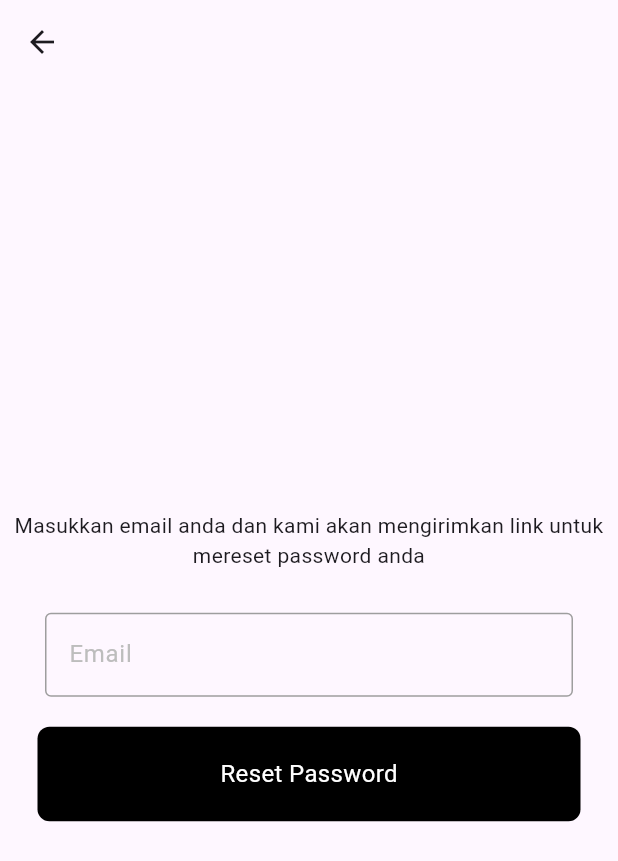
After one commit to ilmamhf/monitoring_app, a Flutter app: the screen it shows after launch, after a tap on "Forgot Password?", on a phone screen of 412 x 824 dp. The commit adds this screen. Shown: the top 861 px of the screen. Run offline on Flutter 3.47's test engine with Material 3 defaults, Android fonts, the phone set to English and light mode, and no system bars; our stand-ins replace cloud_firestore, firebase_auth, firebase_core, fl_chart; accounts and stored records are empty.

Commit message:
forgot password done

```diff
--- /dev/null
+++ b/lib/pages/forgot_password.dart
@@ -0,0 +1,96 @@
+import 'package:firebase_auth/firebase_auth.dart';
+import 'package:firebase_core/firebase_core.dart';
+import 'package:flutter/material.dart';
+
+import '../components/my_button.dart';
+import '../components/my_textfield.dart';
+
+class FormForgotPassword extends StatefulWidget {
+  FormForgotPassword({super.key});
+
+  @override
+  State<FormForgotPassword> createState() => _FormForgotPasswordState();
+}
+
+class _FormForgotPasswordState extends State<FormForgotPassword> {
+  // text editing controllers
+  final emailController = TextEditingController();
+
+  // message popup
+  void showMessage(String message) {
+    showDialog(
+      context: context,
+      builder: (context) {
+        return AlertDialog(
+          backgroundColor: Colors.white,
+          title: Text(
+            message,
+            textAlign: TextAlign.center,
+          ),
+          actions: [
+            TextButton(
+              onPressed: () {
+                Navigator.pop(context);
+                Navigator.pop(context);
+              },
+              child: Text("Ok")
+            )
+          ],
+        );
+      },
+    );
+  }
+
+  @override
+  void dispose() {
+    emailController.dispose();
+    super.dispose();
+  }
+
+  Future resetPassword() async {
+    try {
+      await FirebaseAuth.instance
+          .sendPasswordResetEmail(email: emailController.text.trim());
+      showMessage("Link reset password sudah kami kirimkan ke email anda!");
+    } on FirebaseAuthException catch (e) {
+      showMessage(e.message.toString());
+    }
+  }
+
+  @override
+  Widget build(BuildContext context) {
+    return Scaffold(
+      appBar: AppBar(),
+      body: Center(
+        child: Column(
+          mainAxisAlignment: MainAxisAlignment.center,
+          children: [
+            // teks
+            Padding(
+              padding: const EdgeInsets.all(8.0),
+              child: Text("Masukkan email anda dan kami akan mengirimkan link untuk mereset password anda", textAlign: TextAlign.center,),
+            ),
+
+            const SizedBox(height: 20),
+
+            // textform
+            MyTextField(
+              controller: emailController,
+              hintText: 'Email',
+              obscureText: false,
+            ),
+
+            const SizedBox(height: 20),
+
+            // tombol reset password
+            MyButton(
+              onTap: () {resetPassword();},
+              text: 'Reset Password',
+              size: 20,
+            )
+          ],
+        ),
+      ),
+    );
+  }
+}
--- a/lib/pages/login_page.dart
+++ b/lib/pages/login_page.dart
@@ -4,6 +4,7 @@ import '../components/my_button.dart';
 import '../components/my_textfield.dart';
 
 import '../components/skip_button.dart';
+import 'forgot_password.dart';
 
 class LoginPage extends StatefulWidget {
   final Function()? onTap;
@@ -128,9 +129,14 @@ class _LoginPageState extends State<LoginPage> {
                 child: Row(
                   mainAxisAlignment: MainAxisAlignment.end,
                   children: [
-                    Text(
-                      'Forgot Password?',
-                      style: TextStyle(color: Colors.grey[600]),
+                    GestureDetector(
+                      onTap: () {
+                        Navigator.push(context, MaterialPageRoute(builder: (context) => FormForgotPassword()));
+                      },
+                      child: Text(
+                        'Forgot Password?',
+                        style: TextStyle(color: Colors.grey[600]),
+                      ),
                     ),
                   ],
                 ),
--- a/lib/pages/register_page.dart
+++ b/lib/pages/register_page.dart
@@ -91,7 +91,7 @@ class _RegisterPageState extends State<RegisterPage> {
           SkipButton()
         ],
       ),
-      body: SafeArea(
+      body: SingleChildScrollView(
         child: Center(
           child: Padding(
             padding: const EdgeInsets.only(bottom: 60.0),
```
